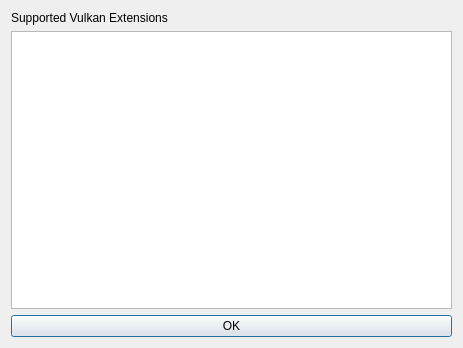
Before: the Qt Designer form src/UI/About/AboutWindow.ui in QixuanZhao/Vulkaniser, drawn with Qt 5.
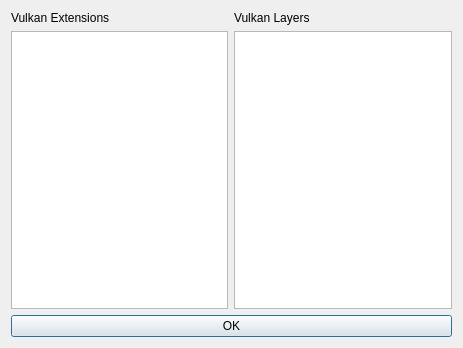
After: the same form once the commit is applied. Custom widgets are drawn as their Qt base class.

Commit message: vk layer list & optimization

```diff
--- a/src/UI/About/AboutWindow.ui
+++ b/src/UI/About/AboutWindow.ui
@@ -13,6 +13,8 @@
   <property name="windowTitle">
    <string>Dialog</string>
   </property>
+  <layout class="QVBoxLayout" name="verticalLayout_3">
+   <item>
   <layout class="QHBoxLayout" name="horizontalLayout">
    <item>
     <layout class="QVBoxLayout" name="verticalLayout">
@@ -22,18 +24,36 @@
         <string notr="true"/>
        </property>
        <property name="text">
-        <string>Supported Vulkan Extensions</string>
+          <string>Vulkan Extensions</string>
        </property>
       </widget>
      </item>
      <item>
-      <widget class="VulkanExtensionListView" name="listView">
-       <property name="sizePolicy">
-        <sizepolicy hsizetype="Minimum" vsizetype="Expanding">
-         <horstretch>0</horstretch>
-         <verstretch>0</verstretch>
-        </sizepolicy>
-       </property>
+        <widget class="QListView" name="vkExtList">
+         <property name="editTriggers">
+          <set>QAbstractItemView::EditTrigger::NoEditTriggers</set>
+         </property>
+         <property name="alternatingRowColors">
+          <bool>true</bool>
+         </property>
+         <property name="uniformItemSizes">
+          <bool>true</bool>
+         </property>
+        </widget>
+       </item>
+      </layout>
+     </item>
+     <item>
+      <layout class="QVBoxLayout" name="verticalLayout_right">
+       <item>
+        <widget class="QLabel" name="vkLayerLabel">
+         <property name="text">
+          <string>Vulkan Layers</string>
+         </property>
+        </widget>
+       </item>
+       <item>
+        <widget class="QListView" name="vkLayerList">
        <property name="editTriggers">
         <set>QAbstractItemView::EditTrigger::NoEditTriggers</set>
        </property>
@@ -44,6 +64,10 @@
         <bool>true</bool>
        </property>
       </widget>
+       </item>
+      </layout>
+     </item>
+    </layout>
      </item>
      <item>
       <widget class="QPushButton" name="pushButton">
@@ -62,16 +86,7 @@
       </widget>
      </item>
     </layout>
-   </item>
-  </layout>
  </widget>
- <customwidgets>
-  <customwidget>
-   <class>VulkanExtensionListView</class>
-   <extends>QListView</extends>
-   <header>UI/VulkanExtensionList/VulkanExtensionListView.h</header>
-  </customwidget>
- </customwidgets>
  <resources/>
  <connections>
   <connection>
```
Left out of the diff: 4 changed lines with no effect on the pictures. Lines whose indentation alone changed are shown as unchanged. The commit also changes 15 other files.
